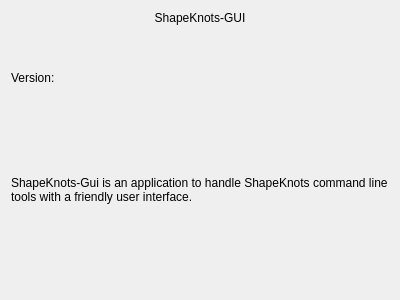
First picture: the form in gui/about.ui, repository catacs/ShapeKnots-GUI, before the edit.
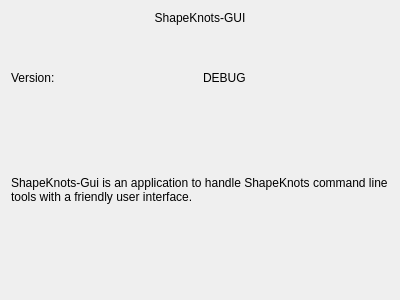
Second picture: the form after the edit.

Commit message: Version is not transladable

The edit to the form file:
```diff
--- a/gui/about.ui
+++ b/gui/about.ui
@@ -17,7 +17,7 @@
    <item row="2" column="1">
     <widget class="QLabel" name="m_versionLabel">
      <property name="text">
-      <string/>
+      <string notr="true">DEBUG</string>
      </property>
     </widget>
    </item>
```
